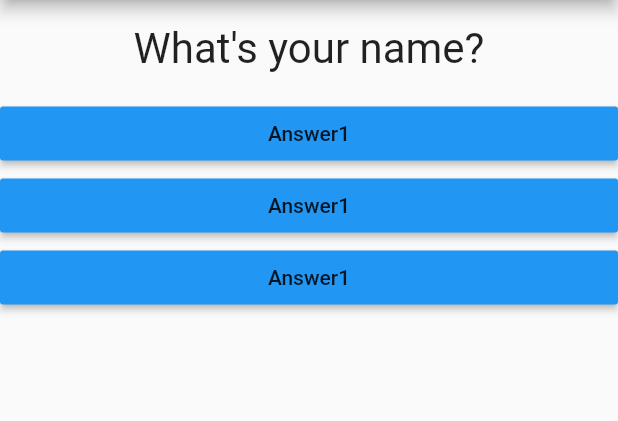
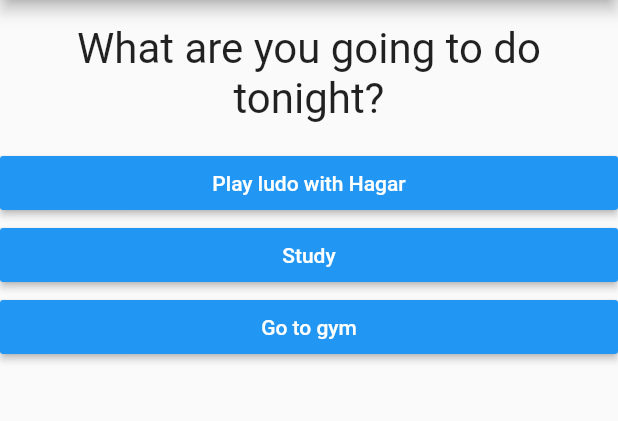
Before and after one commit to amrhesham95/Flutter_Project1_QuizApp, a Flutter app: the screen it shows after launch, on a phone screen of 412 x 824 dp, the part 84-505 px from its top. Run offline on Flutter 3.47's test engine with Material 2 defaults, Android fonts, the phone set to English and light mode, and no system bars.

Commit message:
mapping rounds into questions and mapping questions into answers widgets

```diff
--- a/Quiz_App/lib/answer.dart
+++ b/Quiz_App/lib/answer.dart
@@ -2,16 +2,17 @@ import 'package:flutter/material.dart';
 
 class Answer extends StatelessWidget {
   final Function selectHandler;
-
-  Answer(this.selectHandler);
+  final String answerText;
+  Answer(this.answerText, this.selectHandler);
 
   @override
   Widget build(BuildContext context) {
     return Container(
       width: double.infinity,
       child: RaisedButton(
+        textColor: Colors.white,
         color: Colors.blue,
-        child: Text("Answer1"),
+        child: Text(answerText),
         onPressed: selectHandler,
       ),
     );
--- a/Quiz_App/lib/main.dart
+++ b/Quiz_App/lib/main.dart
@@ -14,9 +14,18 @@ class MyApp extends StatefulWidget {
 
 class _MyAppState extends State<MyApp> {
   var _questions = [
-    "What's your name?",
-    "Where are you from?",
-    "How old are you?"
+    {
+      "questionText": "What are you going to do tonight?",
+      "answers": ["Play ludo with Hagar", "Study", "Go to gym"],
+    },
+    {
+      "questionText": "What's your favorite food?",
+      "answers": ["Pasta", "Pizza", "Burger"],
+    },
+    {
+      "questionText": "Where are you from?",
+      "answers": ["Cairo", "Alex", "Luxor"],
+    },
   ];
 
   var _questionIndex = 0;
@@ -38,11 +47,12 @@ class _MyAppState extends State<MyApp> {
         body: Column(
           children: [
             Question(
-              questionText: _questions[_questionIndex],
+              questionText: _questions[_questionIndex]["questionText"],
             ),
-            Answer(_answerQuestion),
-            Answer(_answerQuestion),
-            Answer(_answerQuestion),
+            ...(_questions[_questionIndex]["answers"] as List<String>)
+                .map((answer) {
+              return Answer(answer, _answerQuestion);
+            }).toList()
           ],
         ),
       ),
```
